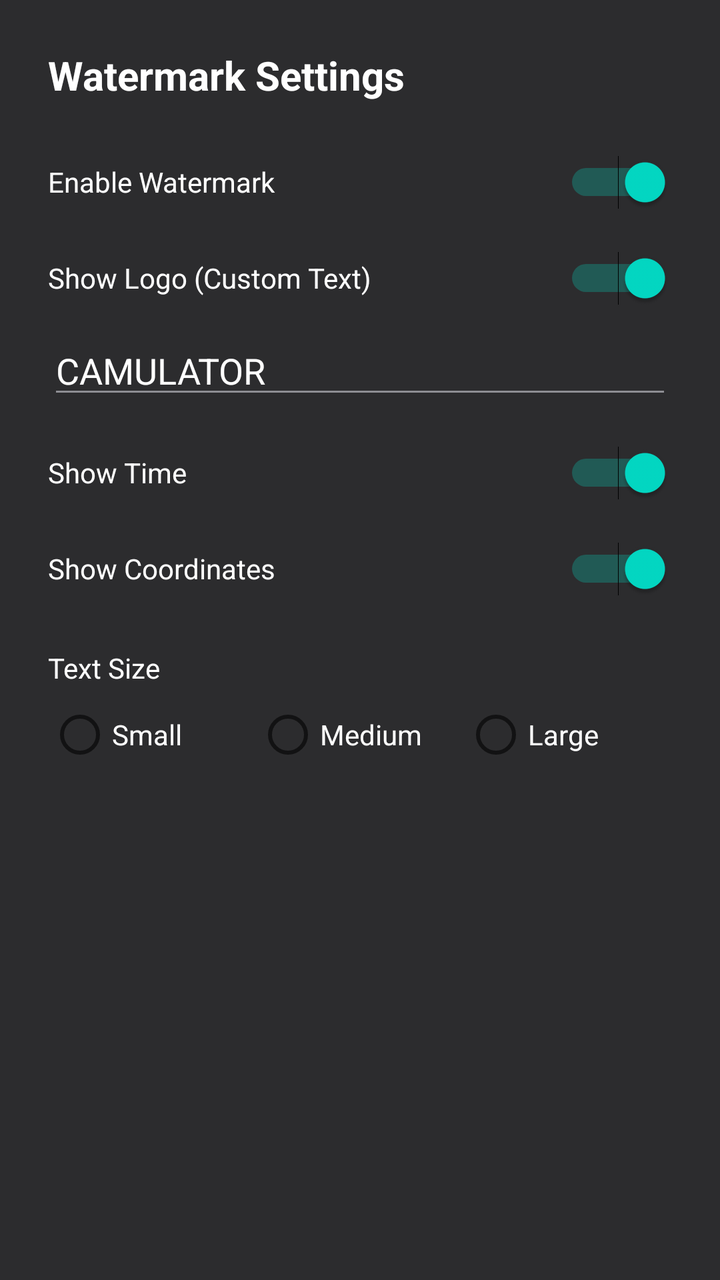
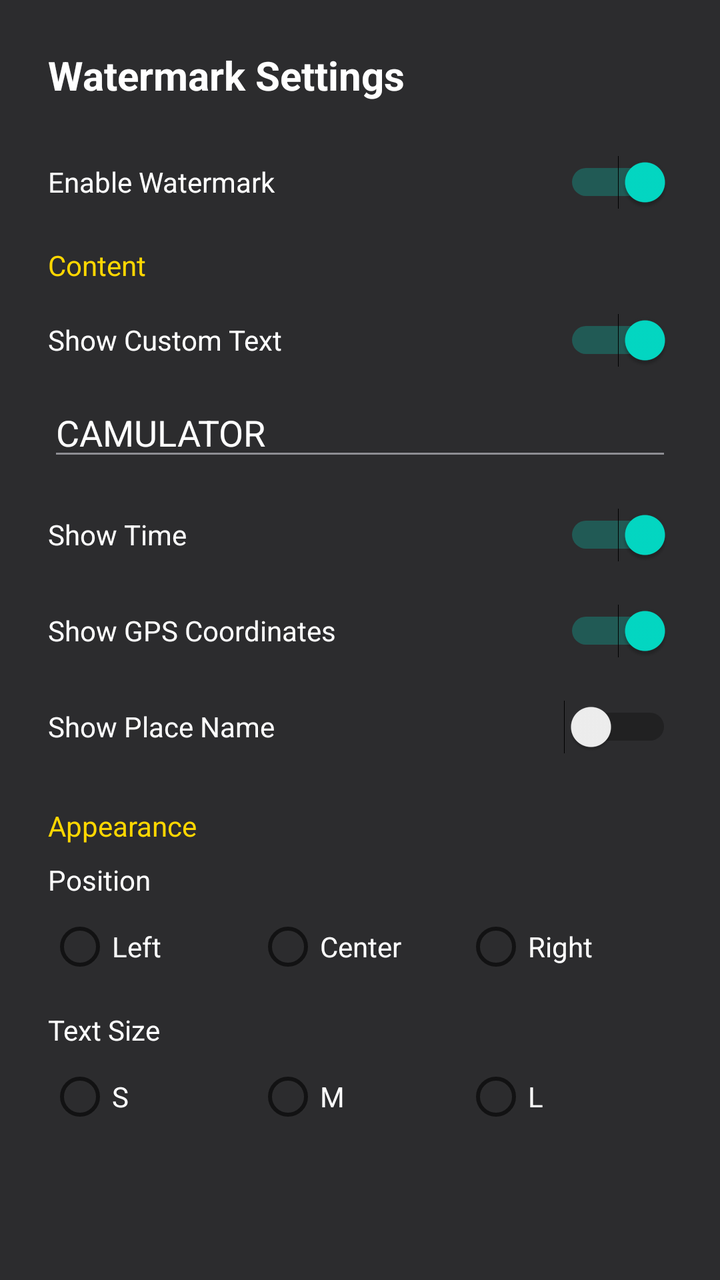

Two renders of the same Android screen: before a commit and after it. Below are the layout's source before the change and the commit's diff.
<!-- AndroidManifest.xml: application theme Theme.CamulatorPro -->
<!-- res/layout/dialog_watermark_settings.xml -->
<?xml version="1.0" encoding="utf-8"?>
<LinearLayout xmlns:android="http://schemas.android.com/apk/res/android"
    android:layout_width="match_parent"
    android:layout_height="wrap_content"
    android:orientation="vertical"
    android:background="#2C2C2E"
    android:padding="24dp">

    <TextView
        android:layout_width="wrap_content"
        android:layout_height="wrap_content"
        android:text="Watermark Settings"
        android:textColor="#FFFFFF"
        android:textSize="20sp"
        android:textStyle="bold"
        android:layout_marginBottom="16dp"/>

    <Switch
        android:id="@+id/swWatermarkEnabled"
        android:layout_width="match_parent"
        android:layout_height="wrap_content"
        android:text="Enable Watermark"
        android:textColor="#FFFFFF"
        android:checked="true"
        android:minHeight="48dp"/>

    <Switch
        android:id="@+id/swShowLogo"
        android:layout_width="match_parent"
        android:layout_height="wrap_content"
        android:text="Show Logo (Custom Text)"
        android:textColor="#FFFFFF"
        android:checked="true"
        android:minHeight="48dp"/>

    <EditText
        android:id="@+id/etCustomText"
        android:layout_width="match_parent"
        android:layout_height="wrap_content"
        android:hint="Enter Logo Text"
        android:text="CAMULATOR"
        android:textColor="#FFFFFF"
        android:textColorHint="#8E8E93"
        android:backgroundTint="#8E8E93"
        android:layout_marginBottom="8dp"/>

    <Switch
        android:id="@+id/swShowTime"
        android:layout_width="match_parent"
        android:layout_height="wrap_content"
        android:text="Show Time"
        android:textColor="#FFFFFF"
        android:checked="true"
        android:minHeight="48dp"/>

    <Switch
        android:id="@+id/swShowCoords"
        android:layout_width="match_parent"
        android:layout_height="wrap_content"
        android:text="Show Coordinates"
        android:textColor="#FFFFFF"
        android:checked="true"
        android:minHeight="48dp"/>
        
    <TextView
        android:layout_width="wrap_content"
        android:layout_height="wrap_content"
        android:text="Text Size"
        android:textColor="#FFFFFF"
        android:layout_marginTop="16dp"/>
        
    <RadioGroup
        android:id="@+id/rgTextSize"
        android:layout_width="match_parent"
        android:layout_height="wrap_content"
        android:orientation="horizontal"
        android:layout_marginBottom="16dp">
        
        <RadioButton
            android:id="@+id/rbSmall"
            android:layout_width="0dp"
            android:layout_weight="1"
            android:layout_height="wrap_content"
            android:text="Small"
            android:textColor="#FFFFFF"/>
            
        <RadioButton
            android:id="@+id/rbMedium"
            android:layout_width="0dp"
            android:layout_weight="1"
            android:layout_height="wrap_content"
            android:text="Medium"
            android:textColor="#FFFFFF"/>
            
        <RadioButton
            android:id="@+id/rbLarge"
            android:layout_width="0dp"
            android:layout_weight="1"
            android:layout_height="wrap_content"
            android:text="Large"
            android:textColor="#FFFFFF"/>
    </RadioGroup>

</LinearLayout>
<!-- resources referenced by this layout -->
<resources>
  <style name="Theme.CamulatorPro" parent="Theme.MaterialComponents.DayNight.NoActionBar">
          
          <item name="colorPrimary">#FF000000</item>
          <item name="colorPrimaryVariant">#FF3700B3</item>
          <item name="colorOnPrimary">#FFFFFFFF</item>
          
          <item name="colorSecondary">#FF03DAC5</item>
          <item name="colorSecondaryVariant">#FF018786</item>
          <item name="colorOnSecondary">#FF000000</item>
          
          <item name="android:statusBarColor">?attr/colorPrimary</item>
      </style>
</resources>

<!-- the commit's change to res/layout/dialog_watermark_settings.xml (unified diff, before → after) -->
@@ -1,104 +1,173 @@
 <?xml version="1.0" encoding="utf-8"?>
-<LinearLayout xmlns:android="http://schemas.android.com/apk/res/android"
+<ScrollView xmlns:android="http://schemas.android.com/apk/res/android"
     android:layout_width="match_parent"
-    android:layout_height="wrap_content"
-    android:orientation="vertical"
-    android:background="#2C2C2E"
-    android:padding="24dp">
+    android:layout_height="match_parent"
+    android:background="#2C2C2E">
 
-    <TextView
-        android:layout_width="wrap_content"
-        android:layout_height="wrap_content"
-        android:text="Watermark Settings"
-        android:textColor="#FFFFFF"
-        android:textSize="20sp"
-        android:textStyle="bold"
-        android:layout_marginBottom="16dp"/>
-
-    <Switch
-        android:id="@+id/swWatermarkEnabled"
+    <LinearLayout
         android:layout_width="match_parent"
         android:layout_height="wrap_content"
-        android:text="Enable Watermark"
-        android:textColor="#FFFFFF"
-        android:checked="true"
-        android:minHeight="48dp"/>
+        android:orientation="vertical"
+        android:padding="24dp">
 
-    <Switch
-        android:id="@+id/swShowLogo"
-        android:layout_width="match_parent"
-        android:layout_height="wrap_content"
-        android:text="Show Logo (Custom Text)"
-        android:textColor="#FFFFFF"
-        android:checked="true"
-        android:minHeight="48dp"/>
+        <TextView
+            android:layout_width="wrap_content"
+            android:layout_height="wrap_content"
+            android:text="Watermark Settings"
+            android:textColor="#FFFFFF"
+            android:textSize="20sp"
+            android:textStyle="bold"
+            android:layout_marginBottom="16dp"/>
 
-    <EditText
-        android:id="@+id/etCustomText"
-        android:layout_width="match_parent"
-        android:layout_height="wrap_content"
-        android:hint="Enter Logo Text"
-        android:text="CAMULATOR"
-        android:textColor="#FFFFFF"
-        android:textColorHint="#8E8E93"
-        android:backgroundTint="#8E8E93"
-        android:layout_marginBottom="8dp"/>
+        <Switch
+            android:id="@+id/swWatermarkEnabled"
+            android:layout_width="match_parent"
+            android:layout_height="wrap_content"
+            android:text="Enable Watermark"
+            android:textColor="#FFFFFF"
+            android:checked="true"
+            android:minHeight="48dp"/>
 
-    <Switch
-        android:id="@+id/swShowTime"
-        android:layout_width="match_parent"
-        android:layout_height="wrap_content"
-        android:text="Show Time"
-        android:textColor="#FFFFFF"
-        android:checked="true"
-        android:minHeight="48dp"/>
+        <TextView
+            android:layout_width="wrap_content"
+            android:layout_height="wrap_content"
+            android:text="Content"
+            android:textColor="#FFD700"
+            android:textSize="14sp"
+            android:layout_marginTop="8dp"
+            android:layout_marginBottom="4dp"/>
 
-    <Switch
-        android:id="@+id/swShowCoords"
-        android:layout_width="match_parent"
-        android:layout_height="wrap_content"
-        android:text="Show Coordinates"
-        android:textColor="#FFFFFF"
-        android:checked="true"
-        android:minHeight="48dp"/>
-        
-    <TextView
-        android:layout_width="wrap_content"
-        android:layout_height="wrap_content"
-        android:text="Text Size"
-        android:textColor="#FFFFFF"
-        android:layout_marginTop="16dp"/>
-        
-    <RadioGroup
-        android:id="@+id/rgTextSize"
-        android:layout_width="match_parent"
-        android:layout_height="wrap_content"
-        android:orientation="horizontal"
-        android:layout_marginBottom="16dp">
-        
-        <RadioButton
-            android:id="@+id/rbSmall"
-            android:layout_width="0dp"
-            android:layout_weight="1"
+        <Switch
+            android:id="@+id/swShowLogo"
+            android:layout_width="match_parent"
             android:layout_height="wrap_content"
-            android:text="Small"
+            android:text="Show Custom Text"
+            android:textColor="#FFFFFF"
+            android:checked="true"
+            android:minHeight="48dp"/>
+
+        <EditText
+            android:id="@+id/etCustomText"
+            android:layout_width="match_parent"
+            android:layout_height="wrap_content"
+            android:hint="Enter Logo Text"
+            android:text="CAMULATOR"
+            android:textColor="#FFFFFF"
+            android:textColorHint="#8E8E93"
+            android:backgroundTint="#8E8E93"
+            android:layout_marginBottom="8dp"/>
+
+        <Switch
+            android:id="@+id/swShowTime"
+            android:layout_width="match_parent"
+            android:layout_height="wrap_content"
+            android:text="Show Time"
+            android:textColor="#FFFFFF"
+            android:checked="true"
+            android:minHeight="48dp"/>
+
+        <Switch
+            android:id="@+id/swShowCoords"
+            android:layout_width="match_parent"
+            android:layout_height="wrap_content"
+            android:text="Show GPS Coordinates"
+            android:textColor="#FFFFFF"
+            android:checked="true"
+            android:minHeight="48dp"/>
+
+        <Switch
+            android:id="@+id/swShowPlace"
+            android:layout_width="match_parent"
+            android:layout_height="wrap_content"
+            android:text="Show Place Name"
+            android:textColor="#FFFFFF"
+            android:checked="false"
+            android:minHeight="48dp"/>
+
+        <TextView
+            android:layout_width="wrap_content"
+            android:layout_height="wrap_content"
+            android:text="Appearance"
+            android:textColor="#FFD700"
+            android:textSize="14sp"
+            android:layout_marginTop="16dp"
+            android:layout_marginBottom="8dp"/>
+
+        <TextView
+            android:layout_width="wrap_content"
+            android:layout_height="wrap_content"
+            android:text="Position"
+            android:textColor="#FFFFFF"/>
+
+        <RadioGroup
+            android:id="@+id/rgPosition"
+            android:layout_width="match_parent"
+            android:layout_height="wrap_content"
+            android:orientation="horizontal"
+            android:layout_marginBottom="8dp">
+            
+            <RadioButton
+                android:id="@+id/rbPosLeft"
+                android:layout_width="0dp"
+                android:layout_weight="1"
+                android:layout_height="wrap_content"
+                android:text="Left"
+                android:textColor="#FFFFFF"/>
+                
+            <RadioButton
+                android:id="@+id/rbPosCenter"
+                android:layout_width="0dp"
+                android:layout_weight="1"
+                android:layout_height="wrap_content"
+                android:text="Center"
+                android:textColor="#FFFFFF"/>
+                
+            <RadioButton
+                android:id="@+id/rbPosRight"
+                android:layout_width="0dp"
+                android:layout_weight="1"
+                android:layout_height="wrap_content"
+                android:text="Right"
+                android:textColor="#FFFFFF"/>
+        </RadioGroup>
+
+        <TextView
+            android:layout_width="wrap_content"
+            android:layout_height="wrap_content"
+            android:text="Text Size"
             android:textColor="#FFFFFF"/>
             
-        <RadioButton
-            android:id="@+id/rbMedium"
-            android:layout_width="0dp"
-            android:layout_weight="1"
+        <RadioGroup
+            android:id="@+id/rgTextSize"
+            android:layout_width="match_parent"
             android:layout_height="wrap_content"
-            android:text="Medium"
-            android:textColor="#FFFFFF"/>
+            android:orientation="horizontal"
+            android:layout_marginBottom="16dp">
             
-        <RadioButton
-            android:id="@+id/rbLarge"
-            android:layout_width="0dp"
-            android:layout_weight="1"
-            android:layout_height="wrap_content"
-            android:text="Large"
-            android:textColor="#FFFFFF"/>
-    </RadioGroup>
+            <RadioButton
+                android:id="@+id/rbSmall"
+                android:layout_width="0dp"
+                android:layout_weight="1"
+                android:layout_height="wrap_content"
+                android:text="S"
+                android:textColor="#FFFFFF"/>
+                
+            <RadioButton
+                android:id="@+id/rbMedium"
+                android:layout_width="0dp"
+                android:layout_weight="1"
+                android:layout_height="wrap_content"
+                android:text="M"
+                android:textColor="#FFFFFF"/>
+                
+            <RadioButton
+                android:id="@+id/rbLarge"
+                android:layout_width="0dp"
+                android:layout_weight="1"
+                android:layout_height="wrap_content"
+                android:text="L"
+                android:textColor="#FFFFFF"/>
+        </RadioGroup>
 
-</LinearLayout>
+    </LinearLayout>
+</ScrollView>
